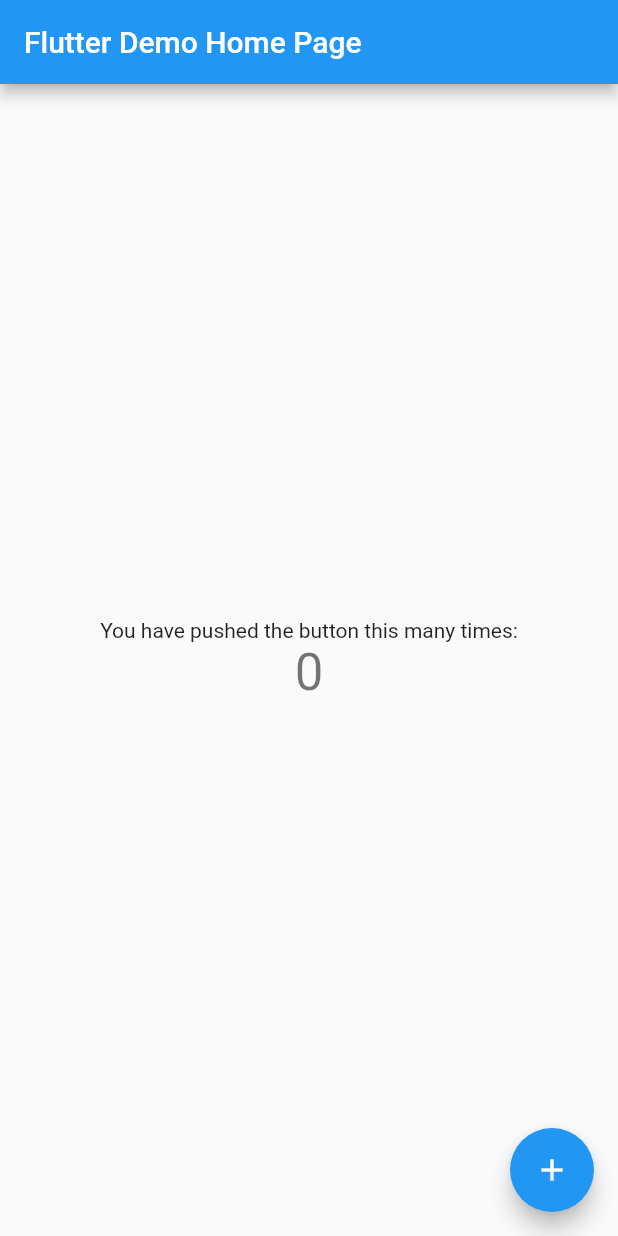
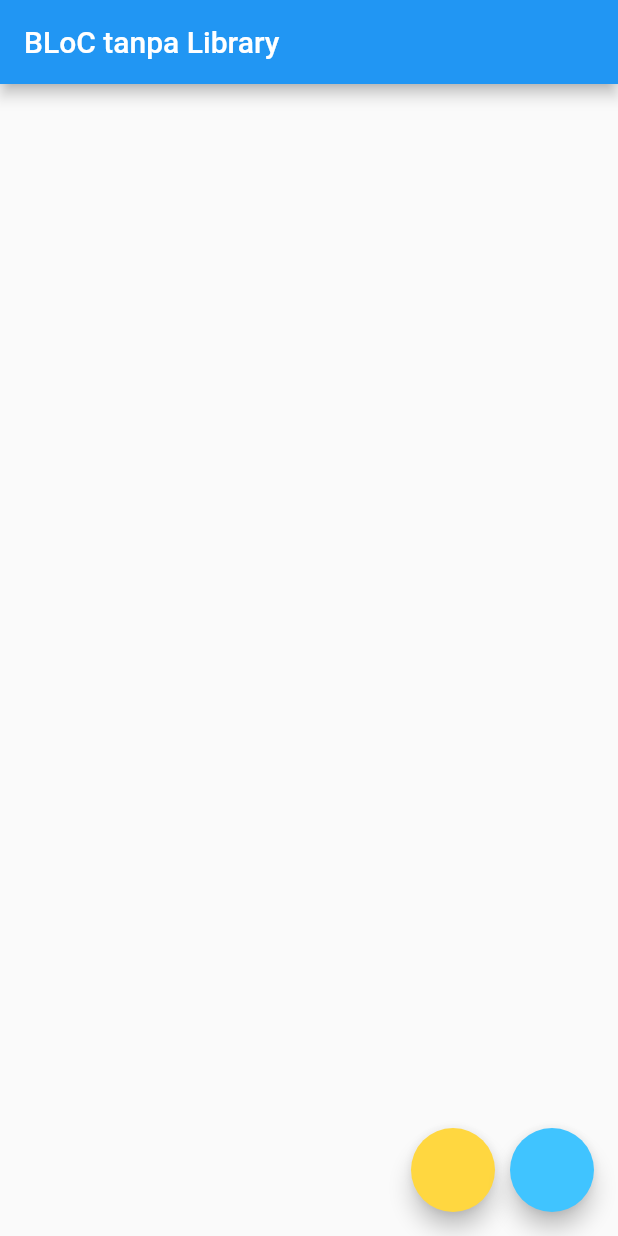
Before and after one commit to test-akun/BLoC-State-Management, a Flutter app: the screen it shows after launch, on a phone screen of 412 x 824 dp. Run offline on Flutter 3.47's test engine with Material 2 defaults, Android fonts, the phone set to English and light mode, and no system bars.

Commit message:
BLoC tanpa Library.

```diff
--- /dev/null
+++ b/lib/color_bloc.dart
@@ -0,0 +1,37 @@
+import 'dart:async';
+
+import 'package:flutter/material.dart';
+
+enum ColorEvent { toAmber, toLightBlue }
+
+class ColorBloc {
+  Color _color = Colors.amber;
+
+  final StreamController<ColorEvent> _eventController =
+      StreamController<ColorEvent>();
+  StreamSink<ColorEvent> get eventSink => _eventController.sink;
+  Stream<ColorEvent> get _eventStream => _eventController.stream;
+
+  final StreamController<Color> _stateController = StreamController<Color>();
+  StreamSink<Color> get _stateSink => _stateController.sink;
+  Stream<Color> get stateStream => _stateController.stream;
+
+  void _mapEventToState(ColorEvent colorEvent) {
+    if (colorEvent == ColorEvent.toAmber) {
+      _color = Colors.amber;
+    } else {
+      _color = Colors.lightBlueAccent;
+    }
+
+    _stateSink.add(_color);
+  }
+
+  ColorBloc() {
+    _eventStream.listen(_mapEventToState);
+  }
+
+  void dispose() {
+    _eventController.close();
+    _stateController.close();
+  }
+}
--- a/lib/main.dart
+++ b/lib/main.dart
@@ -1,4 +1,5 @@
 import 'package:flutter/material.dart';
+import 'package:gitpod_flutter_quickstart/color_bloc.dart';
 
 void main() {
   runApp(const MyApp());
@@ -24,22 +25,13 @@ class MyApp extends StatelessWidget {
         // is not restarted.
         primarySwatch: Colors.blue,
       ),
-      home: const MyHomePage(title: 'Flutter Demo Home Page'),
+      home: const MyHomePage(title: 'BLoC tanpa Library'),
     );
   }
 }
 
 class MyHomePage extends StatefulWidget {
   const MyHomePage({Key? key, required this.title}) : super(key: key);
-
-  // This widget is the home page of your application. It is stateful, meaning
-  // that it has a State object (defined below) that contains fields that affect
-  // how it looks.
-
-  // This class is the configuration for the state. It holds the values (in this
-  // case the title) provided by the parent (in this case the App widget) and
-  // used by the build method of the State. Fields in a Widget subclass are
-  // always marked "final".
 
   final String title;
 
@@ -48,68 +40,52 @@ class MyHomePage extends StatefulWidget {
 }
 
 class _MyHomePageState extends State<MyHomePage> {
-  int _counter = 0;
+  ColorBloc bloc = ColorBloc();
 
-  void _incrementCounter() {
-    setState(() {
-      // This call to setState tells the Flutter framework that something has
-      // changed in this State, which causes it to rerun the build method below
-      // so that the display can reflect the updated values. If we changed
-      // _counter without calling setState(), then the build method would not be
-      // called again, and so nothing would appear to happen.
-      _counter++;
-    });
+  @override
+  void dispose() {
+    bloc.dispose();
+    super.dispose();
   }
 
   @override
   Widget build(BuildContext context) {
-    // This method is rerun every time setState is called, for instance as done
-    // by the _incrementCounter method above.
-    //
-    // The Flutter framework has been optimized to make rerunning build methods
-    // fast, so that you can just rebuild anything that needs updating rather
-    // than having to individually change instances of widgets.
     return Scaffold(
-      appBar: AppBar(
-        // Here we take the value from the MyHomePage object that was created by
-        // the App.build method, and use it to set our appbar title.
-        title: Text(widget.title),
+      appBar: AppBar(title: Text(widget.title)),
+      floatingActionButton: Row(
+        mainAxisAlignment: MainAxisAlignment.end,
+        children: [
+          FloatingActionButton(
+              onPressed: () {
+                bloc.eventSink.add(ColorEvent.toAmber);
+              },
+              backgroundColor: Colors.amberAccent),
+          const SizedBox(
+            width: 10,
+          ),
+          FloatingActionButton(
+            onPressed: () {
+              bloc.eventSink.add(ColorEvent.toLightBlue);
+            },
+            backgroundColor: Colors.lightBlueAccent,
+          ),
+        ],
       ),
       body: Center(
-        // Center is a layout widget. It takes a single child and positions it
-        // in the middle of the parent.
-        child: Column(
-          // Column is also a layout widget. It takes a list of children and
-          // arranges them vertically. By default, it sizes itself to fit its
-          // children horizontally, and tries to be as tall as its parent.
-          //
-          // Invoke "debug painting" (press "p" in the console, choose the
-          // "Toggle Debug Paint" action from the Flutter Inspector in Android
-          // Studio, or the "Toggle Debug Paint" command in Visual Studio Code)
-          // to see the wireframe for each widget.
-          //
-          // Column has various properties to control how it sizes itself and
-          // how it positions its children. Here we use mainAxisAlignment to
-          // center the children vertically; the main axis here is the vertical
-          // axis because Columns are vertical (the cross axis would be
-          // horizontal).
-          mainAxisAlignment: MainAxisAlignment.center,
-          children: <Widget>[
-            const Text(
-              'You have pushed the button this many times:',
+        child: StreamBuilder(
+          stream: bloc.stateStream,
+          // initialData: Colors.amberAccent,
+          builder: (BuildContext context, AsyncSnapshot<Color> snapshot) =>
+              AnimatedContainer(
+            width: 100,
+            height: 100,
+            duration: const Duration(
+              milliseconds: 500,
             ),
-            Text(
-              '$_counter',
-              style: Theme.of(context).textTheme.headline4,
-            ),
-          ],
+            color: snapshot.data,
+          ),
         ),
       ),
-      floatingActionButton: FloatingActionButton(
-        onPressed: _incrementCounter,
-        tooltip: 'Increment',
-        child: const Icon(Icons.add),
-      ), // This trailing comma makes auto-formatting nicer for build methods.
     );
   }
 }
```
Also changed, not shown: 1 other file.
